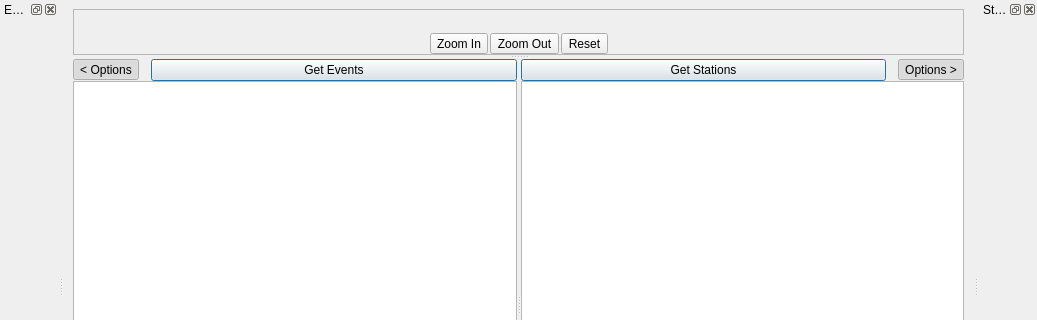
Above: pyweed/gui/uic/MainWindow.ui from iris-edu/pyweed before the change; both pictures show x 0 to 1037 and y 0 to 320 of the 1037 by 594 pixel window. Below: the same form after it.
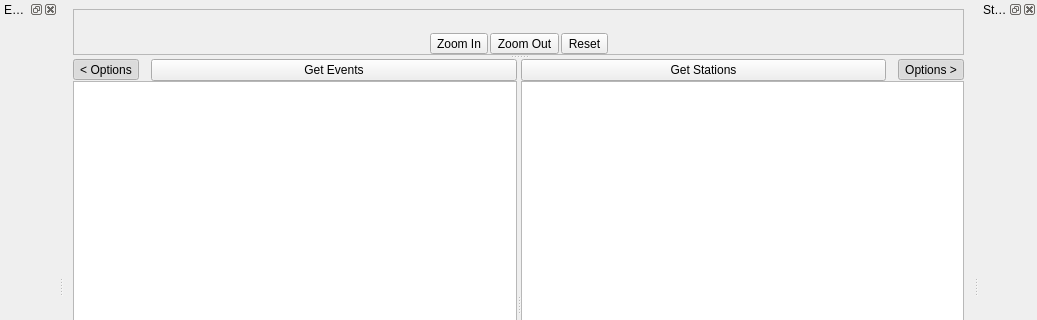
That is the form after the change. Custom widgets are drawn as their Qt base class.

Patch:
```diff
--- a/pyweed/gui/uic/MainWindow.ui
+++ b/pyweed/gui/uic/MainWindow.ui
@@ -175,7 +175,7 @@
              <number>0</number>
             </property>
             <item>
-             <layout class="QHBoxLayout" name="eventsButtonLayout">
+             <layout class="QHBoxLayout" name="eventsButtonLayout" stretch="0,1">
               <property name="spacing">
                <number>12</number>
               </property>
@@ -198,7 +198,7 @@
                  <string>Get Events</string>
                 </property>
                 <property name="default">
-                 <bool>true</bool>
+                 <bool>false</bool>
                 </property>
                </widget>
               </item>
@@ -270,7 +270,7 @@
              <number>0</number>
             </property>
             <item>
-             <layout class="QHBoxLayout" name="stationsButtonLayout">
+             <layout class="QHBoxLayout" name="stationsButtonLayout" stretch="1,0">
               <property name="spacing">
                <number>12</number>
               </property>
@@ -280,7 +280,7 @@
                  <string>Get Stations</string>
                 </property>
                 <property name="default">
-                 <bool>true</bool>
+                 <bool>false</bool>
                 </property>
                </widget>
               </item>
```
Left out of the diff: 6 changed lines with no effect on the pictures.
